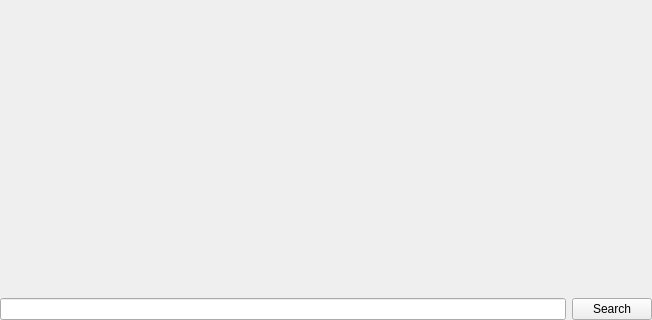
This is src/gui/pages/recognition_search_widget.ui in nisemono0/AniTrack as Qt 5 draws it before an edit; both pictures show x 0 to 652 and y 158 to 478 of the 652 by 478 pixel window. The edited form follows.
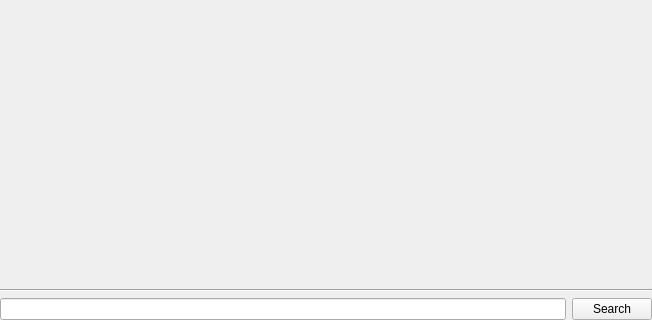
This is the edited form.

Commit message:
feat: nicer format for playing title
* update signal names
* update ui

The edit to the form file:
```diff
--- a/src/gui/pages/recognition_search_widget.ui
+++ b/src/gui/pages/recognition_search_widget.ui
@@ -92,6 +92,13 @@
      </item>
     </layout>
    </item>
+   <item>
+    <widget class="Line" name="line_2">
+     <property name="orientation">
+      <enum>Qt::Orientation::Horizontal</enum>
+     </property>
+    </widget>
+   </item>
    <item>
     <layout class="QHBoxLayout" name="horizontalLayout_2">
      <item>
```
The commit also changes 2 other files.
